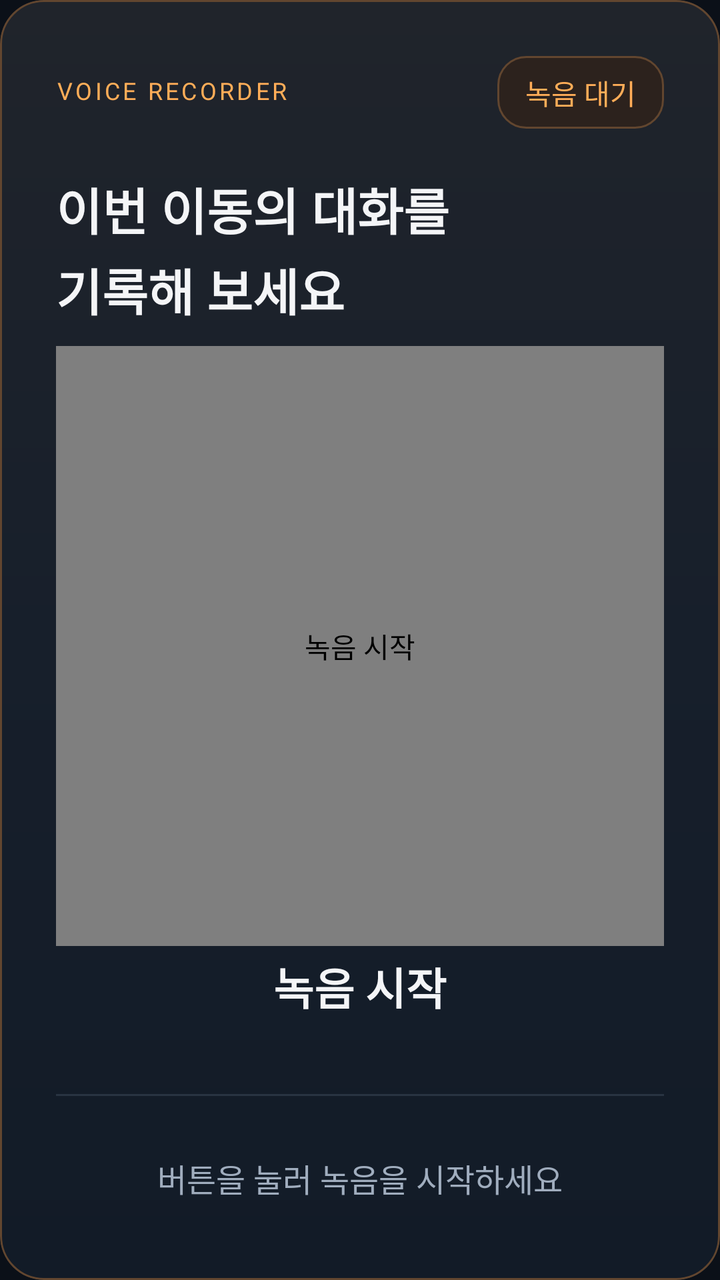
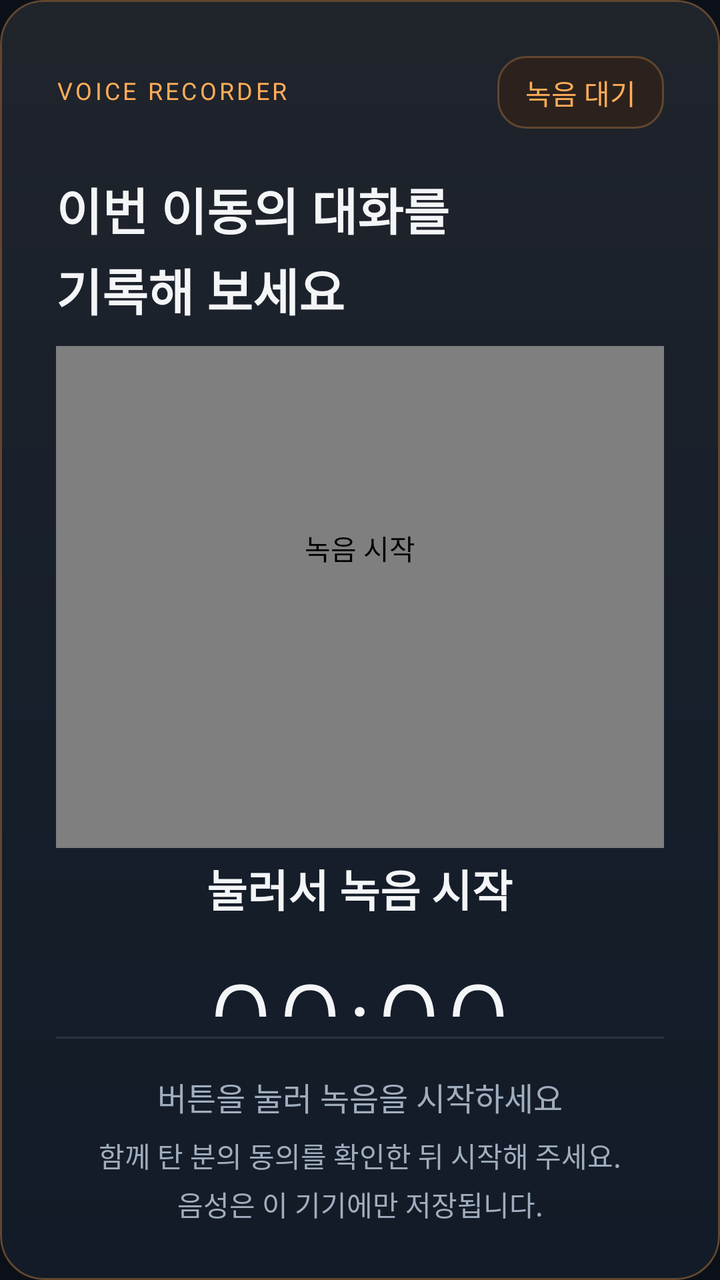

Before-and-after screenshots of an Android layout around one commit, followed by the original layout XML and the change that was made.
<!-- AndroidManifest.xml: application theme Theme.HD_project -->
<!-- res/layout/panel_recorder.xml -->
<com.google.android.material.card.MaterialCardView xmlns:android="http://schemas.android.com/apk/res/android"
    xmlns:app="http://schemas.android.com/apk/res-auto"
    style="@style/Widget.Journal.Card" app:strokeColor="@color/accent_outline">
    <LinearLayout android:layout_width="match_parent" android:layout_height="match_parent"
        android:orientation="vertical" android:padding="28dp" android:background="@drawable/bg_recorder">
        <LinearLayout android:layout_width="match_parent" android:layout_height="wrap_content"
            android:gravity="center_vertical">
            <TextView style="@style/Text.Journal.Eyebrow" android:text="@string/recorder_eyebrow"
                android:textColor="@color/sample_primary" android:layout_width="0dp" android:layout_weight="1" />
            <TextView android:id="@+id/recording_status" style="@style/Text.Journal.Body"
                android:text="@string/ready_status" android:textColor="@color/sample_primary"
                android:background="@drawable/bg_accent_tile" android:paddingHorizontal="14dp"
                android:paddingVertical="8dp" android:textSize="14sp" android:accessibilityLiveRegion="polite" />
        </LinearLayout>
        <TextView android:id="@+id/recording_title" style="@style/Text.Journal.Title"
            android:layout_width="match_parent" android:text="@string/idle_title"
            android:layout_marginTop="22dp" android:lineSpacingExtra="4dp" />
        <LinearLayout android:layout_width="match_parent" android:layout_height="wrap_content"
            android:layout_weight="1" android:orientation="vertical" android:gravity="center"
            android:paddingTop="10dp" android:paddingBottom="10dp">
            <com.example.hd_project.RecordingButtonView android:id="@+id/record_button"
                android:layout_width="match_parent" android:layout_height="@dimen/recorder_size"
                android:clickable="true" android:focusable="true"
                android:contentDescription="@string/start_recording" />
            <TextView android:id="@+id/recording_action" style="@style/Text.Journal.Section"
                android:text="@string/start_recording" android:layout_marginTop="4dp" />
            <TextView android:id="@+id/recording_time" style="@style/Text.Journal"
                android:text="@string/empty_duration" android:fontFamily="sans-serif-light"
                android:fontFeatureSettings="tnum" android:textSize="58sp" android:letterSpacing="0.04"
                android:layout_marginTop="18dp" />
        </LinearLayout>
        <View android:layout_width="match_parent" android:layout_height="1dp" android:background="@color/outline" />
        <TextView android:id="@+id/recording_hint" style="@style/Text.Journal.Body"
            android:layout_width="match_parent" android:gravity="center" android:text="@string/idle_hint"
            android:layout_marginTop="18dp" android:minHeight="46dp" />
    </LinearLayout>
</com.google.android.material.card.MaterialCardView>
<!-- resources referenced by this layout -->
<resources>
  <color name="accent_outline">#62462F</color>
  <color name="outline">#293442</color>
  <color name="sample_primary">#FFAD58</color>
  <dimen name="recorder_size">300dp</dimen>
  <!-- drawable bg_accent_tile (drawable) -->
  <shape xmlns:android="http://schemas.android.com/apk/res/android">
      <solid android:color="@color/accent_surface" />
      <corners android:radius="14dp" />
      <stroke android:width="1dp" android:color="@color/accent_outline" />
  </shape>
  <!-- drawable bg_recorder (drawable) -->
  <shape xmlns:android="http://schemas.android.com/apk/res/android">
      <gradient android:startColor="#20242B" android:centerColor="#171F2B"
          android:endColor="#121B27" android:angle="270" />
      <corners android:radius="22dp" />
  </shape>
  <string name="empty_duration">00:00</string>
  <string name="idle_hint">버튼을 눌러 녹음을 시작하세요</string>
  <string name="idle_title">이번 이동의 대화를\n기록해 보세요</string>
  <string name="ready_status">녹음 대기</string>
  <string name="recorder_eyebrow">VOICE RECORDER</string>
  <string name="start_recording">녹음 시작</string>
  <style name="Text.Journal.Body">
          <item name="android:textSize">16sp</item>
          <item name="android:lineSpacingExtra">4dp</item>
          <item name="android:textColor">@color/text_secondary</item>
      </style>
  <style name="Text.Journal.Eyebrow">
          <item name="android:textSize">12sp</item>
          <item name="android:letterSpacing">0.12</item>
          <item name="android:textColor">@color/text_muted</item>
      </style>
  <style name="Text.Journal.Section">
          <item name="android:textSize">22sp</item>
          <item name="android:textStyle">bold</item>
      </style>
  <style name="Text.Journal.Title">
          <item name="android:textSize">25sp</item>
          <item name="android:textStyle">bold</item>
      </style>
  <color name="accent_surface">#2C221D</color>
  <color name="text_primary">#F4F5F7</color>
  <color name="text_secondary">#A0ADBE</color>
  <color name="text_muted">#758396</color>
  <color name="card_background">#141D29</color>
  <color name="button_text">#201408</color>
  <color name="screen_background">#0B1018</color>
  <style name="Shape.Journal" parent="ShapeAppearance.MaterialComponents.MediumComponent">
          <item name="cornerFamily">rounded</item>
          <item name="cornerSize">20dp</item>
      </style>
  <color name="card_elevated">#192431</color>
  <style name="Widget.Journal.DialogTitle" parent="MaterialAlertDialog.MaterialComponents.Title.Text">
          <item name="android:textSize">25sp</item>
          <item name="android:textStyle">bold</item>
          <item name="android:textColor">@color/text_primary</item>
      </style>
  <style name="Widget.Journal.DialogButton" parent="Widget.MaterialComponents.Button.TextButton.Dialog">
          <item name="android:textSize">17sp</item>
          <item name="android:minHeight">56dp</item>
          <item name="android:textColor">@color/sample_primary</item>
      </style>
  <!-- unchanged entries left out for length: 5 -->
</resources>

<!-- the commit's change to res/layout/panel_recorder.xml (unified diff, before → after) -->
@@ -1,5 +1,6 @@
 <com.google.android.material.card.MaterialCardView xmlns:android="http://schemas.android.com/apk/res/android"
     xmlns:app="http://schemas.android.com/apk/res-auto"
+    android:id="@+id/recording_card"
     style="@style/Widget.Journal.Card" app:strokeColor="@color/accent_outline">
     <LinearLayout android:layout_width="match_parent" android:layout_height="match_parent"
         android:orientation="vertical" android:padding="28dp" android:background="@drawable/bg_recorder">
@@ -14,7 +15,8 @@
         </LinearLayout>
         <TextView android:id="@+id/recording_title" style="@style/Text.Journal.Title"
             android:layout_width="match_parent" android:text="@string/idle_title"
-            android:layout_marginTop="22dp" android:lineSpacingExtra="4dp" />
+            android:layout_marginTop="22dp" android:lineSpacingExtra="4dp"
+            android:accessibilityLiveRegion="polite" />
         <LinearLayout android:layout_width="match_parent" android:layout_height="wrap_content"
             android:layout_weight="1" android:orientation="vertical" android:gravity="center"
             android:paddingTop="10dp" android:paddingBottom="10dp">
@@ -23,15 +25,24 @@
                 android:clickable="true" android:focusable="true"
                 android:contentDescription="@string/start_recording" />
             <TextView android:id="@+id/recording_action" style="@style/Text.Journal.Section"
-                android:text="@string/start_recording" android:layout_marginTop="4dp" />
-            <TextView android:id="@+id/recording_time" style="@style/Text.Journal"
-                android:text="@string/empty_duration" android:fontFamily="sans-serif-light"
-                android:fontFeatureSettings="tnum" android:textSize="58sp" android:letterSpacing="0.04"
-                android:layout_marginTop="18dp" />
+                android:text="@string/inline_start" android:layout_marginTop="4dp" />
+            <FrameLayout android:layout_width="match_parent" android:layout_height="86dp"
+                android:layout_marginTop="12dp">
+                <TextView android:id="@+id/recording_time" style="@style/Text.Journal"
+                    android:layout_gravity="center" android:text="@string/empty_duration"
+                    android:fontFamily="sans-serif-light" android:fontFeatureSettings="tnum"
+                    android:textSize="58sp" android:letterSpacing="0.04" />
+                <com.google.android.material.button.MaterialButton android:id="@+id/skip_recording"
+                    style="@style/Widget.Journal.Navigation" android:layout_gravity="center"
+                    android:text="@string/consent_skip" android:visibility="gone" />
+            </FrameLayout>
         </LinearLayout>
         <View android:layout_width="match_parent" android:layout_height="1dp" android:background="@color/outline" />
         <TextView android:id="@+id/recording_hint" style="@style/Text.Journal.Body"
             android:layout_width="match_parent" android:gravity="center" android:text="@string/idle_hint"
-            android:layout_marginTop="18dp" android:minHeight="46dp" />
+            android:layout_marginTop="16dp" android:minHeight="26dp" />
+        <TextView android:id="@+id/recording_notice" style="@style/Text.Journal.Body"
+            android:layout_width="match_parent" android:gravity="center" android:text="@string/inline_notice"
+            android:textSize="14sp" android:layout_marginTop="6dp" />
     </LinearLayout>
 </com.google.android.material.card.MaterialCardView>
<!-- resource entries referenced after the edit -->
@@ -16,9 +16,12 @@
           android:endColor="#121B27" android:angle="270" />
       <corners android:radius="22dp" />
   </shape>
+  <string name="consent_skip">이번에는 안 함</string>
   <string name="empty_duration">00:00</string>
   <string name="idle_hint">버튼을 눌러 녹음을 시작하세요</string>
   <string name="idle_title">이번 이동의 대화를\n기록해 보세요</string>
+  <string name="inline_notice">함께 탄 분의 동의를 확인한 뒤 시작해 주세요.\n음성은 이 기기에만 저장됩니다.</string>
+  <string name="inline_start">눌러서 녹음 시작</string>
   <string name="ready_status">녹음 대기</string>
   <string name="recorder_eyebrow">VOICE RECORDER</string>
   <string name="start_recording">녹음 시작</string>
@@ -39,6 +42,19 @@
   <style name="Text.Journal.Title">
           <item name="android:textSize">25sp</item>
           <item name="android:textStyle">bold</item>
+      </style>
+  <style name="Widget.Journal.Navigation" parent="Widget.MaterialComponents.Button.TextButton">
+          <item name="android:layout_width">wrap_content</item>
+          <item name="android:layout_height">60dp</item>
+          <item name="android:minWidth">112dp</item>
+          <item name="android:textSize">17sp</item>
+          <item name="android:textAllCaps">false</item>
+          <item name="android:textColor">@color/text_secondary</item>
+          <item name="android:paddingHorizontal">20dp</item>
+          <item name="cornerRadius">16dp</item>
+          <item name="iconTint">@color/text_secondary</item>
+          <item name="iconSize">24dp</item>
+          <item name="iconPadding">12dp</item>
       </style>
   <color name="accent_surface">#2C221D</color>
   <color name="text_primary">#F4F5F7</color>
